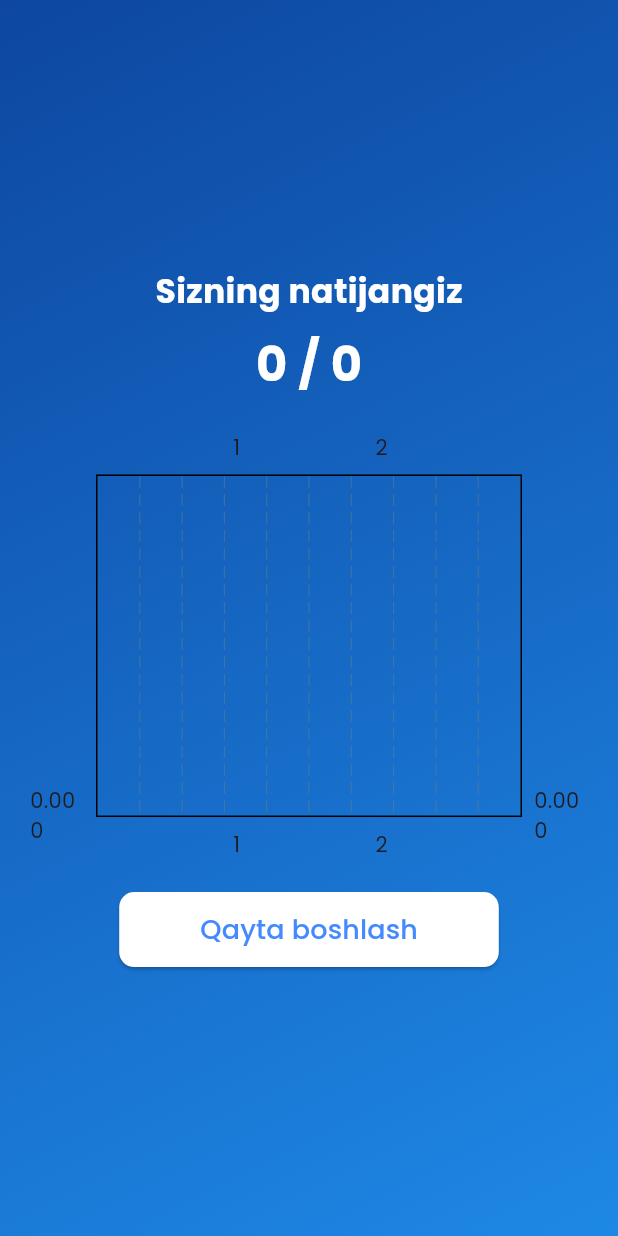
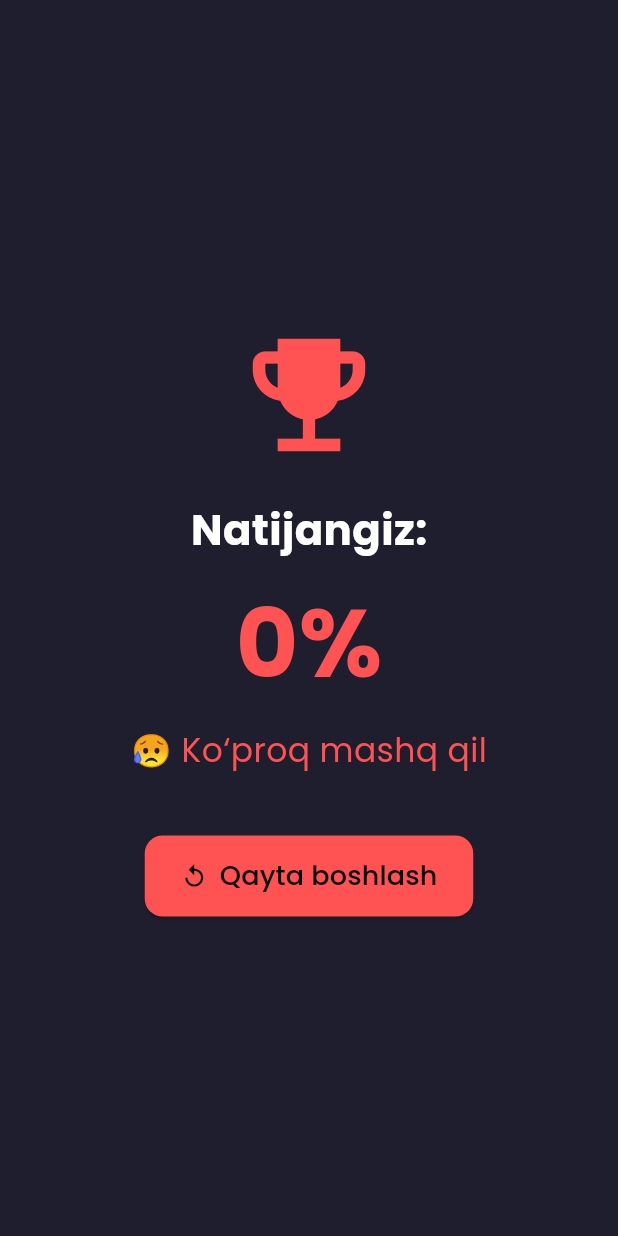
Before and after one commit to lochinbek0505/quiz_bot_front, a Flutter app: the ResultPage screen opened directly with empty values, on a phone screen of 412 x 824 dp. Run offline on Flutter 3.47's test engine with Material 3 defaults, Android fonts, the light colour scheme and no system bars; drawn by our look-alikes of fl_chart; our stand-ins replace google_fonts.

Commit message:
ui finish

```diff
--- a/lib/bot-ui/ResultPage.dart
+++ b/lib/bot-ui/ResultPage.dart
@@ -1,70 +1,83 @@
-
-import 'package:fl_chart/fl_chart.dart';
 import 'package:flutter/material.dart';
+import 'package:google_fonts/google_fonts.dart';
 
 class ResultPage extends StatelessWidget {
   final int score;
-  final int total;
+  final VoidCallback onRestart;
 
-  ResultPage({required this.score, required this.total});
+  const ResultPage({Key? key, required this.score, required this.onRestart})
+    : super(key: key);
+
+  String getResultText() {
+    if (score >= 90) return "🔥 Ajoyib natija!";
+    if (score >= 75) return "✅ Yaxshi ish!";
+    if (score >= 50) return "💪 Harakat qilish kerak";
+    return "😥 Ko‘proq mashq qil";
+  }
+
+  Color getColor() {
+    if (score >= 90) return Colors.greenAccent;
+    if (score >= 75) return Colors.blueAccent;
+    if (score >= 50) return Colors.orangeAccent;
+    return Colors.redAccent;
+  }
 
   @override
   Widget build(BuildContext context) {
+    final textColor = getColor();
+    final resultText = getResultText();
+
     return Scaffold(
-      body: Container(
-        decoration: BoxDecoration(
-          gradient: LinearGradient(
-            colors: [Colors.blue.shade900, Colors.blue.shade600],
-            begin: Alignment.topLeft,
-            end: Alignment.bottomRight,
-          ),
-        ),
-        child: Center(
+      backgroundColor: const Color(0xFF1E1E2E),
+      body: Center(
+        child: Padding(
+          padding: const EdgeInsets.symmetric(horizontal: 28.0),
           child: Column(
             mainAxisAlignment: MainAxisAlignment.center,
             children: [
+              Icon(Icons.emoji_events, size: 100, color: textColor),
+              const SizedBox(height: 20),
               Text(
-                "Sizning natijangiz",
-                style: TextStyle(fontSize: 22, fontWeight: FontWeight.bold, color: Colors.white),
-              ),
-              SizedBox(height: 10),
-              Text(
-                "$score / $total",
-                style: TextStyle(fontSize: 32, fontWeight: FontWeight.bold, color: Colors.white),
-              ),
-              SizedBox(height: 20),
-              Padding(
-                padding: EdgeInsets.symmetric(horizontal: 20),
-                child: BarChart(
-                  BarChartData(
-                    barGroups: [
-                      BarChartGroupData(
-                        x: 1,
-                        barRods: [BarChartRodData(toY: score.toDouble(), color: Colors.green)],
-                      ),
-                      BarChartGroupData(
-                        x: 2,
-                        barRods: [BarChartRodData(toY: (total - score).toDouble(), color: Colors.red)],
-                      ),
-                    ],
-                  ),
+                "Natijangiz:",
+                style: GoogleFonts.poppins(
+                  fontSize: 28,
+                  color: Colors.white,
+                  fontWeight: FontWeight.bold,
                 ),
               ),
-              SizedBox(height: 20),
-              ElevatedButton(
-                onPressed: () {
-                  Navigator.pop(context);
-                },
+              const SizedBox(height: 10),
+              Text(
+                "$score%",
+                style: GoogleFonts.poppins(
+                  fontSize: 64,
+                  color: textColor,
+                  fontWeight: FontWeight.bold,
+                ),
+              ),
+              const SizedBox(height: 10),
+              Text(
+                resultText,
+                textAlign: TextAlign.center,
+                style: GoogleFonts.poppins(fontSize: 22, color: textColor),
+              ),
+              const SizedBox(height: 40),
+              ElevatedButton.icon(
+                onPressed: onRestart,
+                icon: const Icon(Icons.replay),
+                label: Text(
+                  "Qayta boshlash",
+                  style: GoogleFonts.poppins(fontSize: 18),
+                ),
                 style: ElevatedButton.styleFrom(
-                  backgroundColor: Colors.white,
-                  foregroundColor: Colors.blueAccent,
+                  backgroundColor: textColor,
+                  foregroundColor: Colors.black,
+                  padding: const EdgeInsets.symmetric(
+                    horizontal: 24,
+                    vertical: 14,
+                  ),
                   shape: RoundedRectangleBorder(
-                    borderRadius: BorderRadius.circular(10),
+                    borderRadius: BorderRadius.circular(12),
                   ),
-                ),
-                child: Padding(
-                  padding: EdgeInsets.symmetric(horizontal: 30, vertical: 12),
-                  child: Text("Qayta boshlash", style: TextStyle(fontSize: 18)),
                 ),
               ),
             ],
--- a/lib/main.dart
+++ b/lib/main.dart
@@ -1,7 +1,7 @@
 import 'package:flutter/material.dart';
 import 'package:google_fonts/google_fonts.dart';
-import 'package:fl_chart/fl_chart.dart';
-import 'package:quiz_bot/bot-ui/HomePage.dart';
+
+import 'bot-ui/HomePage.dart';
 
 void main() {
   runApp(QuizApp());
```
Also changed, not shown: lib/admin-ui/UpdatePage.dart (+141 -0 lines), lib/bot-ui/RatePage.dart (+132 -0 lines).
